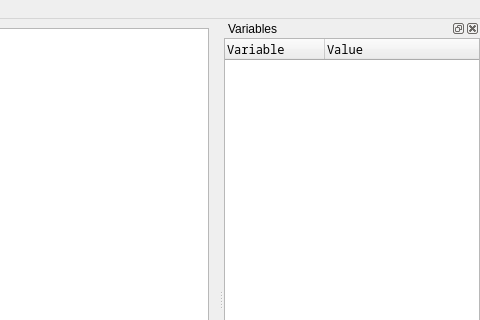
Above: gui/mainwindow.ui from unruhschuh/calcedit before the change; both pictures show x 320 to 800 and y 0 to 320 of the 800 by 600 pixel window. Below: the same form after it.
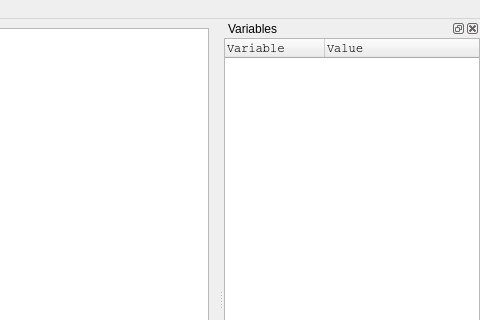
That is the form after the change. Custom widgets are drawn as their Qt base class.

Commit message: fixed windows build

What changed in the file:
```diff
--- a/gui/mainwindow.ui
+++ b/gui/mainwindow.ui
@@ -81,7 +81,7 @@
        </property>
        <property name="font">
         <font>
-         <family>Noto Sans Mono</family>
+         <family>Courier</family>
         </font>
        </property>
        <property name="columnCount">
```
Left out of the diff: 4 changed lines with no effect on the pictures. The commit also changes 5 other files.
